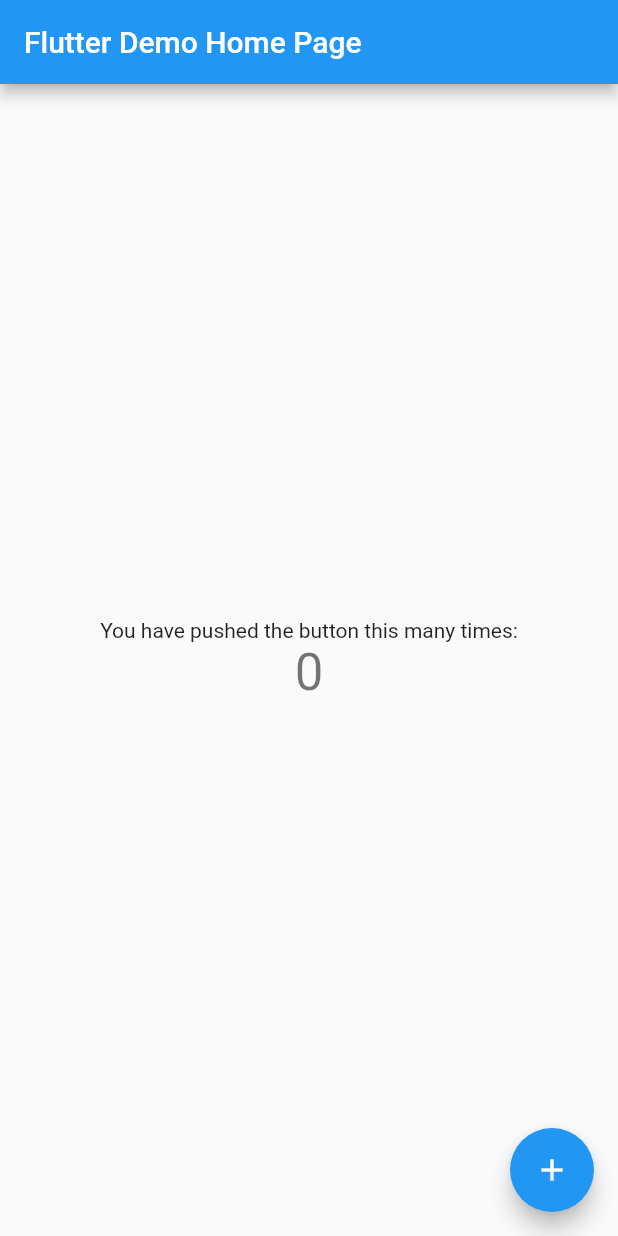
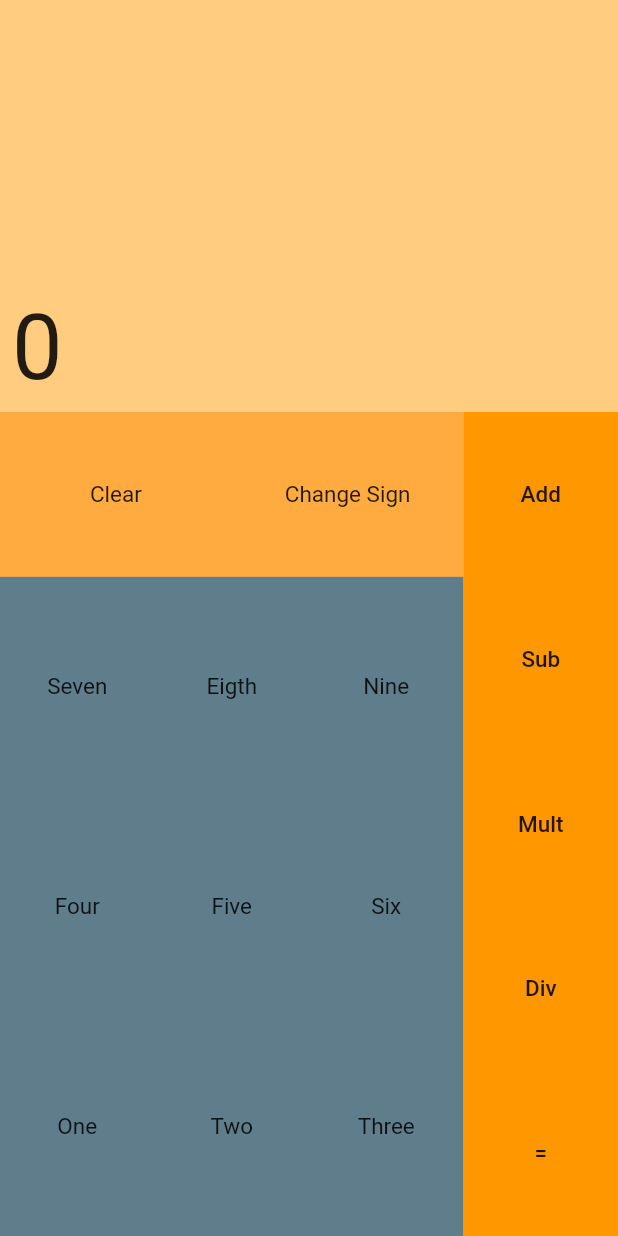
Before and after one commit to georgiani/FCalc, a Flutter app: the screen it shows after launch, on a phone screen of 412 x 824 dp. Run offline on Flutter 3.47's test engine with Material 2 defaults, Android fonts, the phone set to English and light mode, and no system bars.

Commit message:
Project Done

```diff
--- /dev/null
+++ b/simple_calc/lib/CalcModel.dart
@@ -0,0 +1,44 @@
+import 'package:scoped_model/scoped_model.dart';
+
+class CalcModel extends Model {
+  int rop = 0;
+  String op = "N";
+  int result = 0;
+
+  void changeOp(String op) {
+    this.op = op;
+    notifyListeners();
+  }
+
+  void changeSign() {
+    result *= -1;
+    notifyListeners();
+  }
+
+  void calc() {
+    if (op == "N") {
+      result = rop; // initial 0
+    } else if (op == "+") {
+      result += rop;
+    } else if (op == "-") {
+      result -= rop;
+    } else if (op == "*") {
+      result *= rop;
+    } else if (op == "/") {
+      result = result ~/ rop;
+    }
+
+    op = "N";
+    rop = 0;
+    notifyListeners();
+  }
+
+  void reset() {
+    rop = 0;
+    result = 0;
+    op = "N";
+    notifyListeners();
+  }
+}
+
+CalcModel calcModel = CalcModel();
--- /dev/null
+++ b/simple_calc/lib/CalcUI.dart
@@ -0,0 +1,40 @@
+import 'package:flutter/material.dart';
+import 'utils.dart' as utils;
+import 'UI/otheroperators.dart';
+import 'UI/keyboard.dart';
+import 'UI/operators.dart';
+import 'UI/result.dart';
+
+class CalcUI extends StatelessWidget {
+  @override
+  Widget build(BuildContext context) {
+    utils.screenW = MediaQuery.of(context).size.width;
+    utils.screenH = MediaQuery.of(context).size.height;
+
+    return Scaffold(
+      backgroundColor: Colors.orange[200],
+      body: Column(
+        children: [
+          ResultSpace(),
+          Expanded(
+            flex: 2,
+            child: Row(
+              children: [
+                Expanded(
+                  flex: 3,
+                  child: Column(
+                    children: [
+                      OtherOperatorsSpace(),
+                      KeyboardSpace(),
+                    ],
+                  ),
+                ),
+                OperatorsSpace(),
+              ],
+            ),
+          ),
+        ],
+      ),
+    );
+  }
+}
--- /dev/null
+++ b/simple_calc/lib/UI/keyboard.dart
@@ -0,0 +1,179 @@
+import 'package:flutter/material.dart';
+import 'package:scoped_model/scoped_model.dart';
+import 'package:simple_calc/CalcModel.dart' show CalcModel, calcModel;
+
+class KeyboardSpace extends StatelessWidget {
+  @override
+  Widget build(BuildContext context) {
+    return ScopedModel<CalcModel>(
+      model: calcModel,
+      child: ScopedModelDescendant<CalcModel>(
+        builder: (BuildContext ctx, Widget w, CalcModel c) {
+          return Expanded(
+            flex: 4,
+            child: Container(
+              color: Colors.blueGrey,
+              child: Column(
+                children: [
+                  Expanded(
+                    child: Row(
+                      children: [
+                        Expanded(
+                          child: GestureDetector(
+                            child: Center(
+                              child: Text(
+                                "Seven",
+                                style: TextStyle(
+                                  fontSize: 15,
+                                ),
+                              ),
+                            ),
+                            onTap: () {
+                              calcModel.rop = 7;
+                            },
+                          ),
+                        ),
+                        Expanded(
+                          child: GestureDetector(
+                            child: Center(
+                              child: Text(
+                                "Eigth",
+                                style: TextStyle(
+                                  fontSize: 15,
+                                ),
+                              ),
+                            ),
+                            onTap: () {
+                              calcModel.rop = 8;
+                            },
+                          ),
+                        ),
+                        Expanded(
+                          child: GestureDetector(
+                            child: Center(
+                              child: Text(
+                                "Nine",
+                                style: TextStyle(
+                                  fontSize: 15,
+                                ),
+                              ),
+                            ),
+                            onTap: () {
+                              calcModel.rop = 9;
+                            },
+                          ),
+                        ),
+                      ],
+                    ),
+                  ),
+                  Expanded(
+                    child: Row(
+                      children: [
+                        Expanded(
+                          child: GestureDetector(
+                            child: Center(
+                              child: Text(
+                                "Four",
+                                style: TextStyle(
+                                  fontSize: 15,
+                                ),
+                              ),
+                            ),
+                            onTap: () {
+                              calcModel.rop = 4;
+                            },
+                          ),
+                        ),
+                        Expanded(
+                          child: GestureDetector(
+                            child: Center(
+                              child: Text(
+                                "Five",
+                                style: TextStyle(
+                                  fontSize: 15,
+                                ),
+                              ),
+                            ),
+                            onTap: () {
+                              calcModel.rop = 5;
+                            },
+                          ),
+                        ),
+                        Expanded(
+                          child: GestureDetector(
+                            child: Center(
+                              child: Text(
+                                "Six",
+                                style: TextStyle(
+                                  fontSize: 15,
+                                ),
+                              ),
+                            ),
+                            onTap: () {
+                              calcModel.rop = 6;
+                            },
+                          ),
+                        ),
+                      ],
+                    ),
+                  ),
+                  Expanded(
+                    child: Row(
+                      children: [
+                        Expanded(
+                          child: GestureDetector(
+                            child: Center(
+                              child: Text(
+                                "One",
+                                style: TextStyle(
+                                  fontSize: 15,
+                                ),
+                              ),
+                            ),
+                            onTap: () {
+                              calcModel.rop = 1;
+                            },
+                          ),
+                        ),
+                        Expanded(
+                          child: GestureDetector(
+                            child: Center(
+                              child: Text(
+                                "Two",
+                                style: TextStyle(
+                                  fontSize: 15,
+                                ),
+                              ),
+                            ),
+                            onTap: () {
+                              calcModel.rop = 2;
+                            },
+                          ),
+                        ),
+                        Expanded(
+                          child: GestureDetector(
+                            child: Center(
+                              child: Text(
+                                "Three",
+                                style: TextStyle(
+                                  fontSize: 15,
+                                ),
+                              ),
+                            ),
+                            onTap: () {
+                              calcModel.rop = 3;
+                            },
+                          ),
+                        ),
+                      ],
+                    ),
+                  ),
+                ],
+              ),
+            ),
+          );
+        },
+      ),
+    );
+  }
+}
--- /dev/null
+++ b/simple_calc/lib/UI/operators.dart
@@ -0,0 +1,95 @@
+import 'package:flutter/material.dart';
+import 'package:scoped_model/scoped_model.dart';
+import 'package:simple_calc/CalcModel.dart';
+
+class OperatorsSpace extends StatelessWidget {
+  const OperatorsSpace({
+    Key key,
+  }) : super(key: key);
+
+  @override
+  Widget build(BuildContext context) {
+    return ScopedModel<CalcModel>(
+      model: calcModel,
+      child: ScopedModelDescendant<CalcModel>(
+        builder: (BuildContext ctx, Widget w, CalcModel c) {
+          return Expanded(
+            flex: 1,
+            child: Container(
+              color: Colors.orange,
+              child: Column(
+                children: [
+                  Expanded(
+                    child: FlatButton(
+                      child: Text(
+                        "Add",
+                        style: TextStyle(
+                          fontSize: 15,
+                        ),
+                      ),
+                      onPressed: () {
+                        calcModel.changeOp("+");
+                      },
+                    ),
+                  ),
+                  Expanded(
+                    child: FlatButton(
+                      child: Text(
+                        "Sub",
+                        style: TextStyle(
+                          fontSize: 15,
+                        ),
+                      ),
+                      onPressed: () {
+                        calcModel.changeOp("-");
+                      },
+                    ),
+                  ),
+                  Expanded(
+                    child: FlatButton(
+                      child: Text(
+                        "Mult",
+                        style: TextStyle(
+                          fontSize: 15,
+                        ),
+                      ),
+                      onPressed: () {
+                        calcModel.changeOp("*");
+                      },
+                    ),
+                  ),
+                  Expanded(
+                    child: FlatButton(
+                      child: Text(
+                        "Div",
+                        style: TextStyle(
+                          fontSize: 15,
+                        ),
+                      ),
+                      onPressed: () {
+                        calcModel.changeOp("/");
+                      },
+                    ),
+                  ),
+                  Expanded(
+                    child: FlatButton(
+                      child: Text(
+                        "=",
+                        style: TextStyle(
+                          fontSize: 15,
+                        ),
+                      ),
+                      onPressed: () {
+                        calcModel.calc();
+                      },
+                    ),
+                  ),
+                ],
+              ),
+            ),
+          );
+        },
+      ),
+    );
+  }
+}
--- /dev/null
+++ b/simple_calc/lib/UI/otheroperators.dart
@@ -0,0 +1,56 @@
+import 'package:flutter/material.dart';
+import 'package:simple_calc/CalcModel.dart';
+import 'package:scoped_model/scoped_model.dart';
+
+class OtherOperatorsSpace extends StatelessWidget {
+  @override
+  Widget build(BuildContext context) {
+    return ScopedModel<CalcModel>(
+      model: calcModel,
+      child: ScopedModelDescendant<CalcModel>(
+        builder: (BuildContext ctx, Widget w, CalcModel c) {
+          return Expanded(
+            flex: 1,
+            child: Container(
+              color: Colors.orangeAccent,
+              child: Row(
+                children: [
+                  Expanded(
+                    child: GestureDetector(
+                      child: Center(
+                        child: Text(
+                          "Clear",
+                          style: TextStyle(
+                            fontSize: 15,
+                          ),
+                        ),
+                      ),
+                      onTap: () {
+                        calcModel.reset();
+                      },
+                    ),
+                  ),
+                  Expanded(
+                    child: GestureDetector(
+                      child: Center(
+                        child: Text(
+                          "Change Sign",
+                          style: TextStyle(
+                            fontSize: 15,
+                          ),
+                        ),
+                      ),
+                      onTap: () {
+                        calcModel.changeSign();
+                      },
+                    ),
+                  ),
+                ],
+              ),
+            ),
+          );
+        },
+      ),
+    );
+  }
+}
--- /dev/null
+++ b/simple_calc/lib/UI/result.dart
@@ -0,0 +1,35 @@
+import 'package:flutter/material.dart';
+import 'package:scoped_model/scoped_model.dart';
+import 'package:simple_calc/CalcModel.dart';
+
+class ResultSpace extends StatelessWidget {
+  const ResultSpace({
+    Key key,
+  }) : super(key: key);
+
+  @override
+  Widget build(BuildContext context) {
+    return ScopedModel<CalcModel>(
+      model: calcModel,
+      child: ScopedModelDescendant<CalcModel>(
+        builder: (BuildContext ctx, Widget w, CalcModel c) {
+          return Expanded(
+            flex: 1,
+            child: Padding(
+              padding: const EdgeInsets.all(8.0),
+              child: Container(
+                alignment: Alignment.bottomLeft,
+                child: Text(
+                  calcModel.result.toString(),
+                  style: TextStyle(
+                    fontSize: 60,
+                  ),
+                ),
+              ),
+            ),
+          );
+        },
+      ),
+    );
+  }
+}
--- a/simple_calc/lib/main.dart
+++ b/simple_calc/lib/main.dart
@@ -1,117 +1,18 @@
 import 'package:flutter/material.dart';
+import 'CalcUI.dart';
 
 void main() {
-  runApp(MyApp());
+  runApp(FCalc());
 }
 
-class MyApp extends StatelessWidget {
-  // This widget is the root of your application.
+class FCalc extends StatelessWidget {
+
   @override
   Widget build(BuildContext context) {
     return MaterialApp(
-      title: 'Flutter Demo',
-      theme: ThemeData(
-        // This is the theme of your application.
-        //
-        // Try running your application with "flutter run". You'll see the
-        // application has a blue toolbar. Then, without quitting the app, try
-        // changing the primarySwatch below to Colors.green and then invoke
-        // "hot reload" (press "r" in the console where you ran "flutter run",
-        // or simply save your changes to "hot reload" in a Flutter IDE).
-        // Notice that the counter didn't reset back to zero; the application
-        // is not restarted.
-        primarySwatch: Colors.blue,
-        // This makes the visual density adapt to the platform that you run
-        // the app on. For desktop platforms, the controls will be smaller and
-        // closer together (more dense) than on mobile platforms.
-        visualDensity: VisualDensity.adaptivePlatformDensity,
-      ),
-      home: MyHomePage(title: 'Flutter Demo Home Page'),
+      title: "FCalc",
+      debugShowCheckedModeBanner: false,
+      home: CalcUI(),
     );
   }
 }
-
-class MyHomePage extends StatefulWidget {
-  MyHomePage({Key key, this.title}) : super(key: key);
-
-  // This widget is the home page of your application. It is stateful, meaning
-  // that it has a State object (defined below) that contains fields that affect
-  // how it looks.
-
-  // This class is the configuration for the state. It holds the values (in this
-  // case the title) provided by the parent (in this case the App widget) and
-  // used by the build method of the State. Fields in a Widget subclass are
-  // always marked "final".
-
-  final String title;
-
-  @override
-  _MyHomePageState createState() => _MyHomePageState();
-}
-
-class _MyHomePageState extends State<MyHomePage> {
-  int _counter = 0;
-
-  void _incrementCounter() {
-    setState(() {
-      // This call to setState tells the Flutter framework that something has
-      // changed in this State, which causes it to rerun the build method below
-      // so that the display can reflect the updated values. If we changed
-      // _counter without calling setState(), then the build method would not be
-      // called again, and so nothing would appear to happen.
-      _counter++;
-    });
-  }
-
-  @override
-  Widget build(BuildContext context) {
-    // This method is rerun every time setState is called, for instance as done
-    // by the _incrementCounter method above.
-    //
-    // The Flutter framework has been optimized to make rerunning build methods
-    // fast, so that you can just rebuild anything that needs updating rather
-    // than having to individually change instances of widgets.
-    return Scaffold(
-      appBar: AppBar(
-        // Here we take the value from the MyHomePage object that was created by
-        // the App.build method, and use it to set our appbar title.
-        title: Text(widget.title),
-      ),
-      body: Center(
-        // Center is a layout widget. It takes a single child and positions it
-        // in the middle of the parent.
-        child: Column(
-          // Column is also a layout widget. It takes a list of children and
-          // arranges them vertically. By default, it sizes itself to fit its
-          // children horizontally, and tries to be as tall as its parent.
-          //
-          // Invoke "debug painting" (press "p" in the console, choose the
-          // "Toggle Debug Paint" action from the Flutter Inspector in Android
-          // Studio, or the "Toggle Debug Paint" command in Visual Studio Code)
-          // to see the wireframe for each widget.
-          //
-          // Column has various properties to control how it sizes itself and
-          // how it positions its children. Here we use mainAxisAlignment to
-          // center the children vertically; the main axis here is the vertical
-          // axis because Columns are vertical (the cross axis would be
-          // horizontal).
-          mainAxisAlignment: MainAxisAlignment.center,
-          children: <Widget>[
-            Text(
-              'You have pushed the button this many times:',
-            ),
-            Text(
-              '$_counter',
-              style: Theme.of(context).textTheme.headline4,
-            ),
-          ],
-        ),
-      ),
-      floatingActionButton: FloatingActionButton(
-        onPressed: _incrementCounter,
-        tooltip: 'Increment',
-        child: Icon(Icons.add),
-      ), // This trailing comma makes auto-formatting nicer for build methods.
-    );
-  }
-}
--- /dev/null
+++ b/simple_calc/lib/utils.dart
@@ -0,0 +1,2 @@
+
+double screenW, screenH;
```
Also changed, not shown: simple_calc/pubspec.yaml (+1 -57 lines), screens/Screenshot 2020-04-15 at 21.17.35.png (added), 2 other files.
